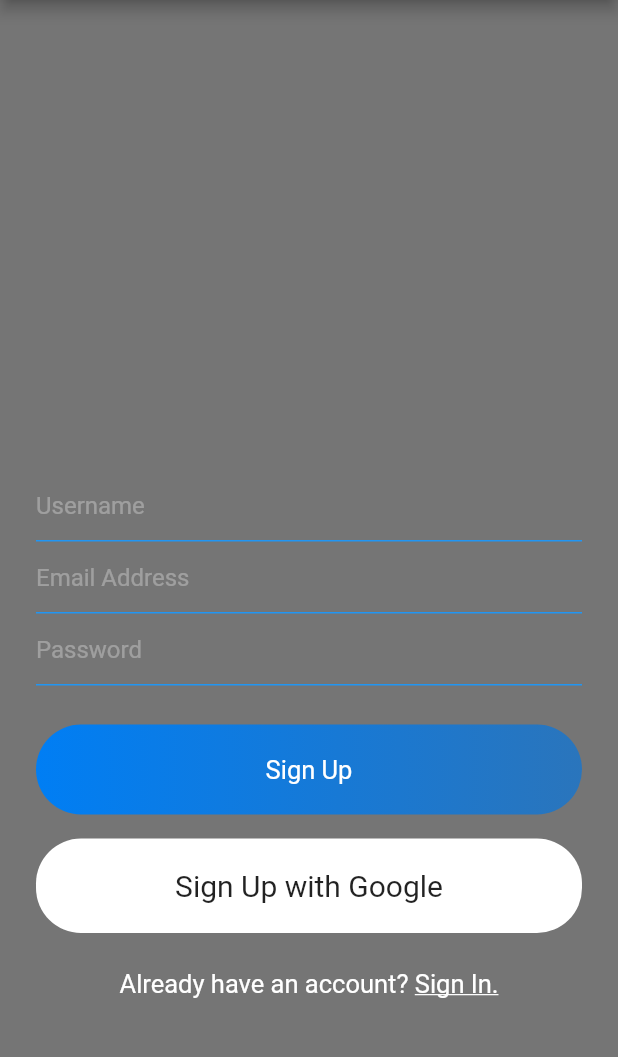
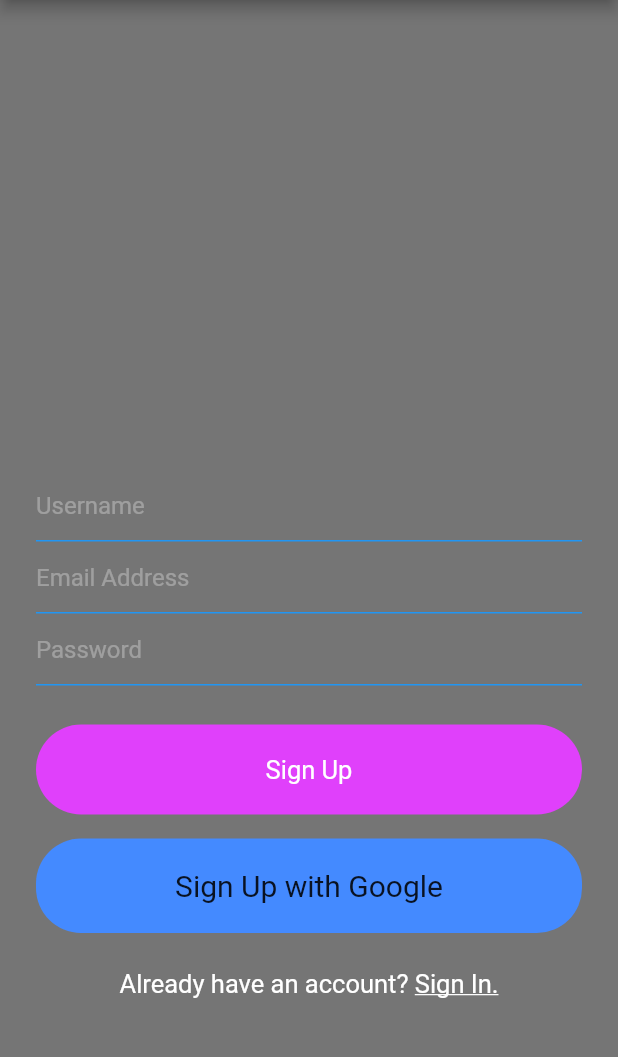
Before and after one commit to Sanchaksh/GChat, a Flutter app: the screen it shows after launch, after a tap on "Sign In", after a tap on "Register Now.", on a phone screen of 412 x 824 dp, the part 84-1141 px from its top. Run offline on Flutter 3.47's test engine with Material 2 defaults, Android fonts, the phone set to English and light mode, and no system bars; our stand-ins replace cloud_firestore, firebase_auth, firebase_core, google_sign_in, shared_preferences; accounts and stored records are empty.

Commit message:
Updated color scheme.

```diff
--- a/lib/views/signup.dart
+++ b/lib/views/signup.dart
@@ -115,12 +115,7 @@ class _SignUpState extends State<SignUp> {
                     width: MediaQuery.of(context).size.width,
                     padding: EdgeInsets.symmetric(vertical: 20),
                     decoration: BoxDecoration(
-                      gradient: LinearGradient(
-                          colors: [
-                            const Color(0xff007EF4),
-                            const Color(0xff2A75BC)
-                          ]
-                      ),
+                      color: Colors.purpleAccent,
                       borderRadius: BorderRadius.circular(30),
                     ),
                     child: Text("Sign Up", style: mediumTextStyle()),
@@ -133,7 +128,7 @@ class _SignUpState extends State<SignUp> {
                   alignment: Alignment.center,
                   padding: EdgeInsets.symmetric(vertical: 20),
                   decoration: BoxDecoration(
-                    color: Colors.white,
+                    color: Colors.blueAccent,
                     borderRadius: BorderRadius.circular(30),
                   ),
                   child: Text("Sign Up with Google", style: TextStyle(
```
